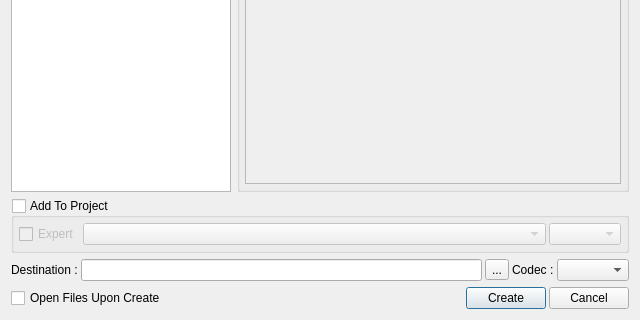
This is v2/branches/dev/monkey/src/templatesmanager/ui/UITemplatesWizard.ui in testmana2/mks as Qt 5 draws it before an edit; both pictures show x 0 to 640 and y 160 to 480 of the 640 by 480 pixel window. The edited form follows.
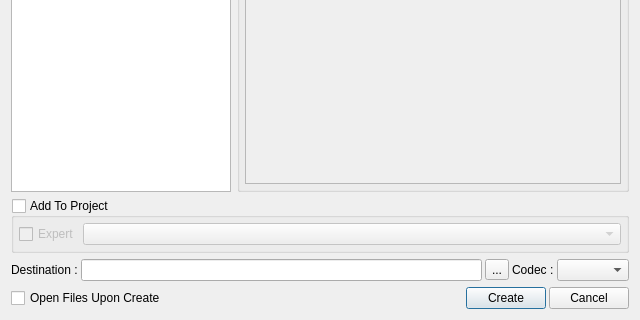
This is the edited form. Icons and pictures are not drawn. Custom widgets are drawn as their Qt base class.

Commit message: MkS no longer need to ask the user for an operator when creating/adding new projects/files ! It auto detect exising operators and have an internal mecanism that allow it to choose ( create ) the best !

```diff
--- a/v2/branches/dev/monkey/src/templatesmanager/ui/UITemplatesWizard.ui
+++ b/v2/branches/dev/monkey/src/templatesmanager/ui/UITemplatesWizard.ui
@@ -267,11 +267,11 @@
      <property name="checked" >
       <bool>false</bool>
      </property>
-     <layout class="QHBoxLayout" >
-      <property name="spacing" >
+     <layout class="QHBoxLayout" name="horizontalLayout_3">
+      <property name="spacing">
        <number>3</number>
       </property>
-      <property name="margin" >
+      <property name="margin">
        <number>5</number>
       </property>
       <item>
@@ -286,9 +286,9 @@
        </widget>
       </item>
       <item>
-       <widget class="pTreeComboBox" name="cbProjects" >
-        <property name="sizePolicy" >
-         <sizepolicy vsizetype="Fixed" hsizetype="Expanding" >
+       <widget class="pTreeComboBox" name="cbProjects">
+        <property name="sizePolicy">
+         <sizepolicy hsizetype="Expanding" vsizetype="Fixed">
           <horstretch>0</horstretch>
           <verstretch>0</verstretch>
          </sizepolicy>
@@ -298,22 +298,12 @@
         </property>
        </widget>
       </item>
-      <item>
-       <widget class="QComboBox" name="cbOperators" >
-        <property name="sizePolicy" >
-         <sizepolicy vsizetype="Fixed" hsizetype="Fixed" >
-          <horstretch>0</horstretch>
-          <verstretch>0</verstretch>
-         </sizepolicy>
-        </property>
-       </widget>
-      </item>
      </layout>
     </widget>
    </item>
-   <item row="4" column="0" colspan="2" >
-    <layout class="QHBoxLayout" >
-     <property name="spacing" >
+   <item row="4" column="0" colspan="2">
+    <layout class="QHBoxLayout">
+     <property name="spacing">
       <number>3</number>
      </property>
      <item>
@@ -364,9 +354,9 @@
      </item>
     </layout>
    </item>
-   <item row="5" column="0" colspan="2" >
-    <layout class="QHBoxLayout" >
-     <property name="spacing" >
+   <item row="5" column="0" colspan="2">
+    <layout class="QHBoxLayout">
+     <property name="spacing">
       <number>3</number>
      </property>
      <item>
@@ -380,8 +370,8 @@
       </widget>
      </item>
      <item>
-      <spacer name="horizontalSpacer_2" >
-       <property name="orientation" >
+      <spacer name="horizontalSpacer_2">
+       <property name="orientation">
         <enum>Qt::Horizontal</enum>
        </property>
        <property name="sizeHint" stdset="0" >
```
Left out of the diff: 225 changed lines with no effect on the pictures. The commit also changes 10 other files.
